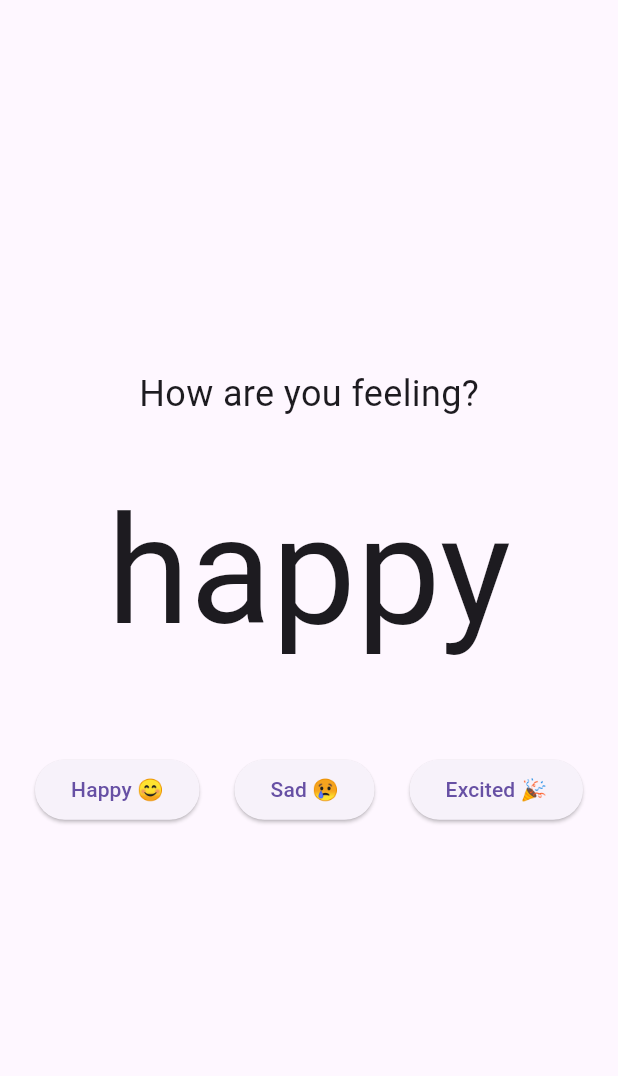
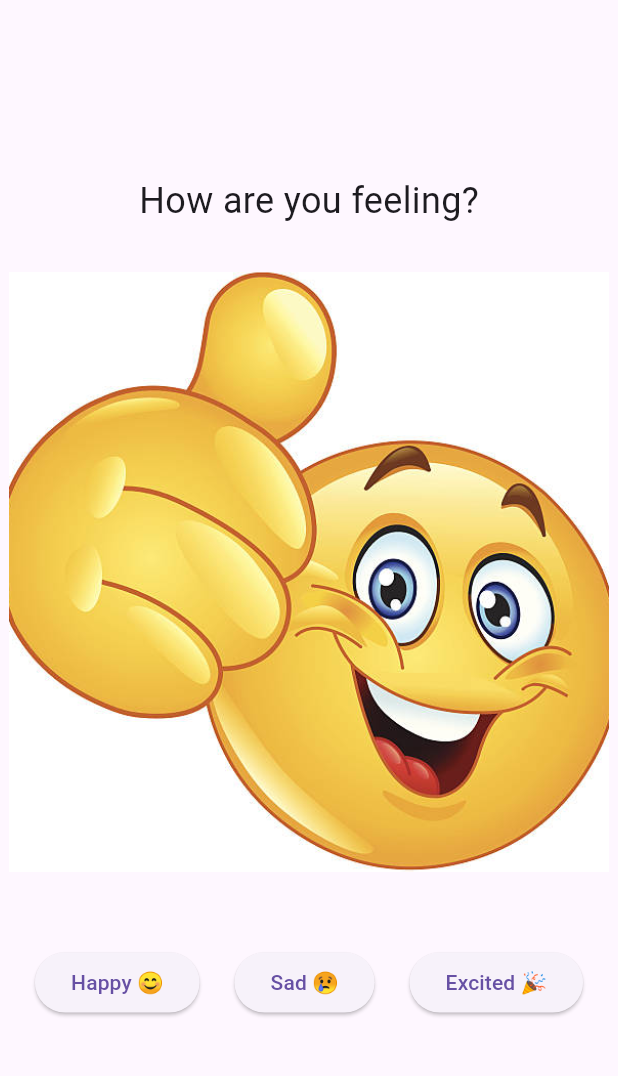
Before and after one commit to TobeyG2003/act7, a Flutter app: the screen it shows after launch, on a phone screen of 412 x 824 dp, the part 63-1139 px from its top. Run offline on Flutter 3.47's test engine with Material 3 defaults, Android fonts, the phone set to English and light mode, and no system bars.

```diff
--- a/lib/main.dart
+++ b/lib/main.dart
@@ -71,9 +71,11 @@ class MoodDisplay extends StatelessWidget {
   Widget build(BuildContext context) {
     return Consumer<MoodModel>(
       builder: (context, moodModel, child) {
-        return Text(
-          moodModel.currentMood,
-          style: TextStyle(fontSize: 100),
+        return Image.asset(
+          'assets/'+moodModel.currentMood+'.jpg',
+          width: 400,
+          height:400,
+          fit: BoxFit.cover,
         );
       },
     );
```
